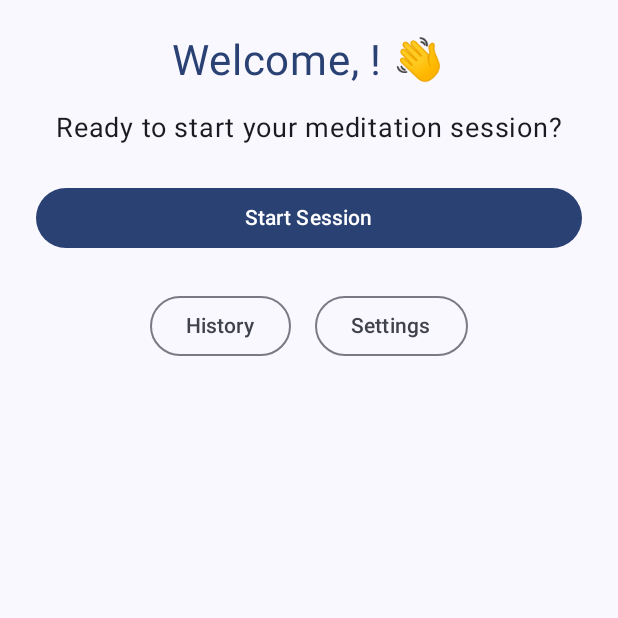
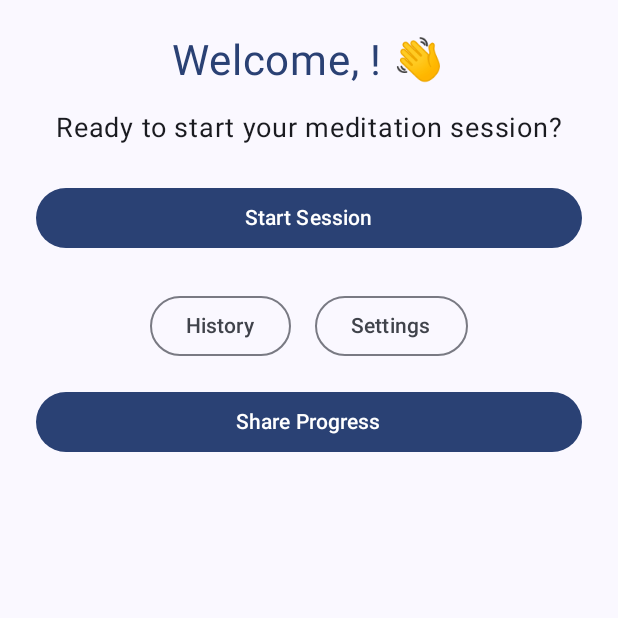
Before and after one commit to muhannadgriffith/Android-Project-3102891, an Android app built with Jetpack Compose: the HomeScreen screen opened directly, with no data from a screen before it, on a phone screen of 412 x 824 dp, the top half of it. Run offline under Robolectric (Android 15) with nearby library versions, the phone set to English and light mode, and no system bars.

Commit message:
Add temporary implicit intent

```diff
--- a/app/src/main/java/com/griffith/mindtilt/ui/home/HomeScreen.kt
+++ b/app/src/main/java/com/griffith/mindtilt/ui/home/HomeScreen.kt
@@ -3,6 +3,7 @@
 
 package com.griffith.mindtilt.ui.home
 
+import android.content.Intent
 import android.os.Bundle
 import androidx.activity.ComponentActivity
 import androidx.activity.compose.setContent
@@ -23,8 +24,10 @@ import androidx.compose.material3.Text
 import androidx.compose.runtime.Composable
 import androidx.compose.ui.Alignment
 import androidx.compose.ui.Modifier
+import androidx.compose.ui.platform.LocalContext
 import androidx.compose.ui.unit.dp
 import androidx.compose.ui.unit.sp
+import androidx.core.content.ContextCompat.startActivity
 import com.griffith.mindtilt.ui.theme.MindTiltTheme
 
 class HomeScreen : ComponentActivity() {
@@ -96,6 +99,24 @@ fun HomeScreenContent(username: String, onStartSession: () -> Unit, onHistory: (
                 OutlinedButton(onClick = onHistory) { Text("History") }
                 OutlinedButton(onClick = onSettings) { Text("Settings") }
             }
+            Spacer(modifier = Modifier.height(16.dp))
+            // Save the current context
+            val context = LocalContext.current
+            // Implicit intent to share progress (This will be moved in later milestone to be displayed after user finishes a session)
+            Button(
+                onClick = {
+                    val shareIntent = Intent(Intent.ACTION_SEND).apply {
+                        type = "text/plain"
+                        putExtra(Intent.EXTRA_SUBJECT, "MindTilt Meditation")
+                        putExtra(Intent.EXTRA_TEXT, "I just finished a meditation session with MindTilt")
+                    }
+                    context.startActivity(Intent.createChooser(shareIntent, "Share via"))
+                },
+                modifier = Modifier.fillMaxWidth()
+            ) {
+                Text("Share Progress")
+            }
+
         }
     }
 }
```
